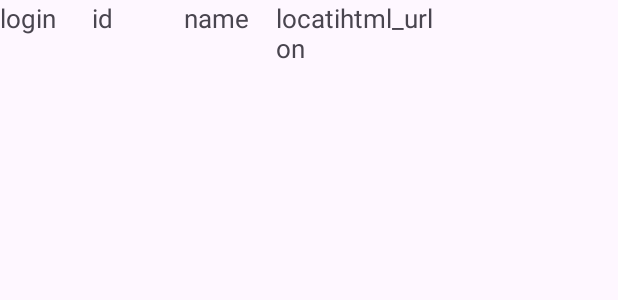
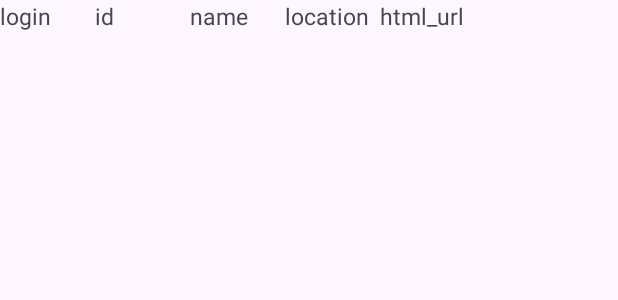
Before and after one commit to detergentyoon/retrofit-example, an Android app: the layout item_user_data.xml on its own in the app's theme, with its tools: preview values and no code run, on a phone screen of 412 x 824 dp. Shown: the top 300 px of the screen. Run offline under Robolectric (Android 15) with nearby library versions, the phone set to English and light mode, and no system bars.

```diff
--- a/app/src/main/res/layout/item_user_data.xml
+++ b/app/src/main/res/layout/item_user_data.xml
@@ -16,7 +16,7 @@
         android:layout_height="match_parent"
         android:layout_weight="1"
         android:text="login"
-        android:textSize="17sp" />
+        android:textSize="15sp" />
 
     <TextView
         android:id="@+id/item_id"
@@ -24,7 +24,7 @@
         android:layout_height="match_parent"
         android:layout_weight="1"
         android:text="id"
-        android:textSize="17sp" />
+        android:textSize="15sp" />
 
     <TextView
         android:id="@+id/item_name"
@@ -32,22 +32,22 @@
         android:layout_height="match_parent"
         android:layout_weight="1"
         android:text="name"
-        android:textSize="17sp" />
+        android:textSize="15sp" />
 
     <TextView
         android:id="@+id/item_location"
         android:layout_width="0dp"
         android:layout_height="match_parent"
-        android:layout_weight=".7"
+        android:layout_weight="1"
         android:text="location"
-        android:textSize="17sp" />
+        android:textSize="15sp" />
 
     <TextView
         android:id="@+id/item_html_url"
         android:layout_width="0dp"
         android:layout_height="match_parent"
-        android:layout_weight="3"
+        android:layout_weight="2.5"
         android:text="html_url"
-        android:textSize="17sp" />
+        android:textSize="15sp" />
 
 </androidx.appcompat.widget.LinearLayoutCompat>
--- a/app/src/main/res/values/strings.xml
+++ b/app/src/main/res/values/strings.xml
@@ -1,3 +1,4 @@
 <resources>
     <string name="app_name">retrofit_example</string>
+    <string name="non_existent_user">존재하지 않는 사용자입니다.</string>
 </resources>
```
Also changed, not shown: app/src/main/java/kr/hxi/retrofit_example/MainActivity.java (+12 -2 lines), app/src/main/res/layout/activity_main.xml (+37 -4 lines).
